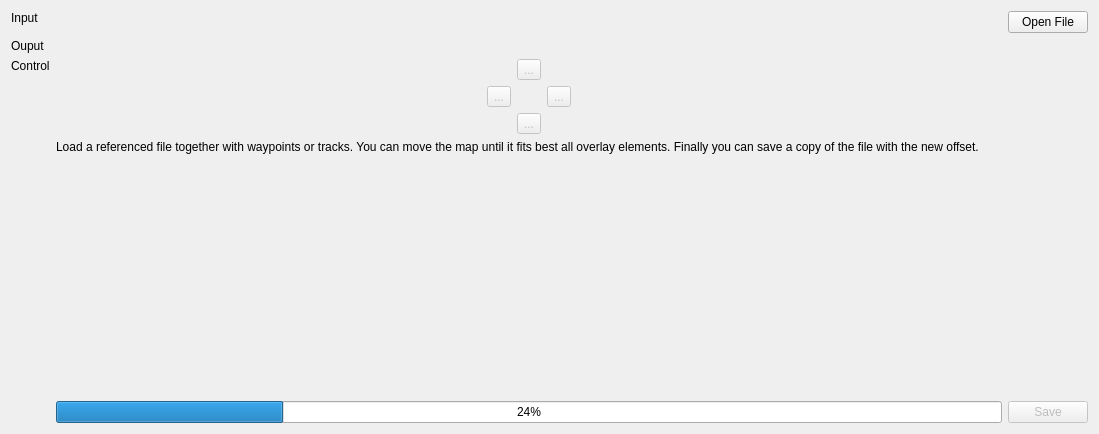
Old version of the form src/ICreateMapFineTune.ui in the repository ntruchsess/QLandkarteGT.
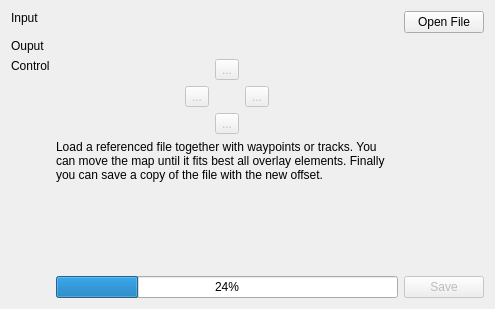
New version of the form.

Diff of the .ui file:
```diff
--- a/src/ICreateMapFineTune.ui
+++ b/src/ICreateMapFineTune.ui
@@ -6,10 +6,16 @@
    <rect>
     <x>0</x>
     <y>0</y>
-    <width>1099</width>
-    <height>434</height>
+    <width>495</width>
+    <height>309</height>
    </rect>
   </property>
+  <property name="sizePolicy">
+   <sizepolicy hsizetype="MinimumExpanding" vsizetype="MinimumExpanding">
+    <horstretch>0</horstretch>
+    <verstretch>0</verstretch>
+   </sizepolicy>
+  </property>
   <property name="windowTitle">
    <string>Form</string>
   </property>
@@ -163,7 +169,7 @@
      <property name="sizeHint" stdset="0">
       <size>
        <width>20</width>
-       <height>40</height>
+       <height>6</height>
       </size>
      </property>
     </spacer>
```
